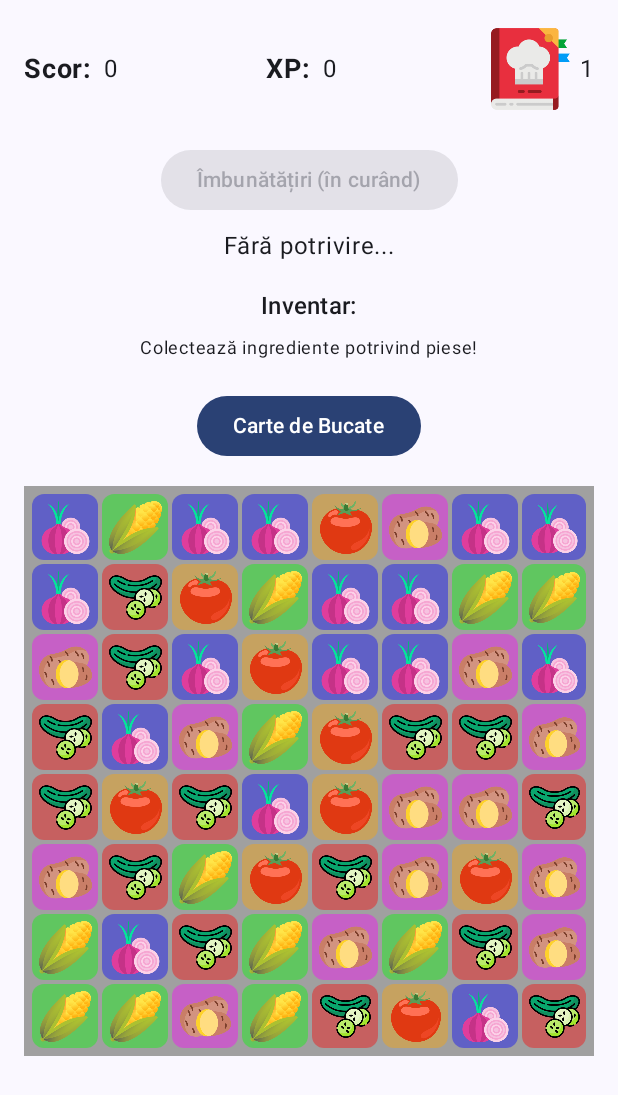
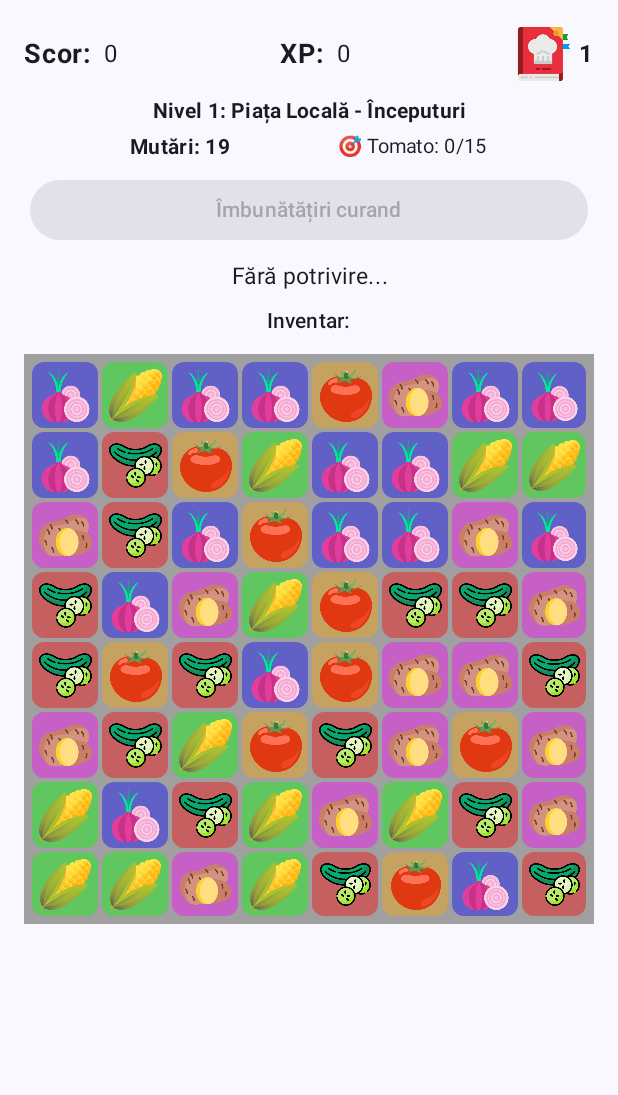
Before and after one commit to nycol332/Match3PuzzleGameCompose, an Android app built with Jetpack Compose: the composable Match3GameApp shown on its own in the app's theme, after a tap on "Cucumber", on a phone screen of 412 x 824 dp. Shown: the top 1095 px of the screen. Run offline under Robolectric (Android 15) with nearby library versions, the phone set to English and light mode, and no system bars; 1 other tap on this screen came first.

Commit message:
The connection between achieving goals (recipes) and increasing the level

```diff
--- a/app/src/main/java/com/example/match3puzzlegame/MainActivity.kt
+++ b/app/src/main/java/com/example/match3puzzlegame/MainActivity.kt
@@ -44,7 +44,8 @@
 import android.content.Context // Pentru a accesa resursele
 import android.media.MediaPlayer // Pentru redare audio
 import androidx.compose.ui.platform.LocalContext // Pentru a obține contextul în Composable
-
+import androidx.compose.foundation.rememberScrollState // Pentru starea scroll-ului
+import androidx.compose.foundation.verticalScroll // Pentru modifier-ul de scroll
 
 
 
@@ -443,7 +444,7 @@
     }
 
 
-    fun checkLevelEndCondition() {
+    fun checkLevelEndCondition(progressToCheck: Map<LevelObjective, Int> = objectiveProgress) {
         if (gameState != "Playing") return // Nu verifica dacă jocul s-a terminat deja
 
         if (currentLevelData == null) {
@@ -451,13 +452,31 @@
             return
         }
 
+        // --- LOG ÎNCEPUT VERIFICARE ---
+        Log.d(TAG, "--- Checking Level End Condition for Level ${currentLevelData.levelId} ---")
+        // --- LOG STARE PROGRES ACTUAL ---
+        Log.d(TAG, "Checking with Progress State: $progressToCheck")
+
         // Verifică dacă TOATE obiectivele sunt îndeplinite
-        val allObjectivesMet = currentLevelData.objectives.all { objective ->
-            val progress = objectiveProgress[objective] ?: 0
-            progress >= objective.targetQuantity
+        var allMet = true // Presupunem adevărat inițial
+        currentLevelData.objectives.forEach { objective -> // Iterează prin fiecare obiectiv al nivelului
+            val progress = progressToCheck[objective] ?: 0
+            val target = objective.targetQuantity
+            val isMet = progress >= target
+            Log.d(
+                TAG,
+                "Checking Objective: Type=${objective.type}, TargetID=${objective.targetId}, TargetQty=$target, CurrentProgress=$progress, IsMet=$isMet"
+            )
+            if (!isMet) {
+                allMet = false
+            }
         }
 
-        if (allObjectivesMet) {
+        // --- LOG REZULTAT FINAL VERIFICARE OBIECTIVE ---
+        Log.d(TAG, "Final check: All Objectives Met = $allMet")
+
+        // --- Restul logicii (rămâne la fel, dar acum știm sigur valoarea lui allMet) ---
+        if (allMet) {
             // --- CONDIȚIE DE VICTORIE ---
             Log.i(TAG, "Level ${currentLevelData.levelId} WON!")
             gameState = "Won"
@@ -465,26 +484,17 @@
             // --- Deblochează Rețete ---
             val newlyUnlockedRecipes = mutableListOf<String>()
             currentLevelData.unlocksRecipeIds.forEach { recipeId ->
-
-                Log.d(TAG, "Checking unlock for Recipe ID: $recipeId")
-
-                // Verifică dacă rețeta NU este deja în lista availableRecipes
+                Log.d(TAG, "Checking unlock for Recipe ID: $recipeId") // Log existent, e ok
                 if (availableRecipes.none { it.id == recipeId }) {
-
-                    Log.d(TAG, "Recipe ID $recipeId is NOT already available.")
-
-                    // Găsește rețeta completă în lista globală
+                    Log.d(TAG, "Recipe ID $recipeId is NOT already available.") // Log existent, e ok
                     allPossibleRecipes.find { it.id == recipeId }?.let { recipeToAdd ->
-                        Log.d(TAG, "Found recipe to add: ${recipeToAdd.name}")
-                        // Adaugă la lista de stare (important: creăm o listă NOUĂ pentru a trigera recompoziția)
+                        Log.d(TAG, "Found recipe to add: ${recipeToAdd.name}") // Log existent, e ok
                         availableRecipes = (availableRecipes + recipeToAdd).toMutableList()
                         newlyUnlockedRecipes.add(recipeToAdd.name)
-                        Log.i(TAG, "Unlocked recipe: ${recipeToAdd.name}. New available list size: ${availableRecipes.size}")
-
-                    }
-                        ?: Log.w(TAG, "Recipe ID $recipeId to unlock not found in allPossibleRecipes!")
+                        Log.i(TAG, "Unlocked recipe: ${recipeToAdd.name}. New available list size: ${availableRecipes.size}") // Log existent, e ok
+                    } ?: Log.w(TAG, "Recipe ID $recipeId to unlock not found in allPossibleRecipes!") // Log existent, e ok
                 } else {
-                    Log.d(TAG, "Recipe ID $recipeId IS already available. Skipping.") // LOG NOU
+                    Log.d(TAG, "Recipe ID $recipeId IS already available. Skipping.") // Log existent, e ok
                 }
             }
 
@@ -492,19 +502,20 @@
             if (newlyUnlockedRecipes.isNotEmpty()) {
                 winMessage += "\nRețete noi: ${newlyUnlockedRecipes.joinToString()}"
             }
-            feedbackMessage = winMessage
-            playSound(context, R.raw.win) // ---  Redă sunetul de victorie ---
-            feedbackMessage = "Nivel ${currentLevelData.levelId} Terminat!"
+            feedbackMessage = winMessage // Setează mesajul de victorie
+            playSound(context, R.raw.win) // Redă sunetul de victorie
+
         } else if (movesLeft <= 0) {
             // --- CONDIȚIE DE ÎNFRÂNGERE ---
             Log.i(TAG, "Level ${currentLevelData.levelId} LOST! No moves left.")
             gameState = "Lost"
-            playSound(context, R.raw.lost) // --- Redă sunetul de înfrângere ---
+            playSound(context, R.raw.lost) // Redă sunetul de înfrângere
             feedbackMessage = "Ai rămas fără mutări! Reîncearcă!"
-            // TODO: Afișează un dialog/ecran de înfrângere cu opțiune de Retry
+
         } else {
             // --- Nivelul Continuă ---
-            Log.d(TAG, "Level continues. Moves left: $movesLeft. Objectives met: $allObjectivesMet")
+            // Am eliminat logul de aici pentru că îl avem mai sus ("Final check: All Objectives Met = false")
+            // Log.d(TAG, "Level continues. Moves left: $movesLeft. Objectives met: $allMet")
         }
     }
 
@@ -784,33 +795,21 @@
         playerXP += xpGained
         Log.d(TAG, "Gained $xpGained XP. Total XP: $playerXP")
 
-        feedbackMessage = "Ai gătit ${recipe.name}! +$xpGained XP" // Mesaj actualizat
+        val updatedProgress = objectiveProgress.toMutableMap() // Copie curentă
+        currentLevelData?.objectives?.forEach { objective ->
+            if (objective.type == ObjectiveType.COOK_RECIPES && objective.targetId == recipe.id) {
+                val currentProg = updatedProgress[objective] ?: 0
+                updatedProgress[objective] = (currentProg + 1).coerceAtMost(objective.targetQuantity)
+                Log.d(TAG, "Cook objective progress for ${recipe.name}: ${updatedProgress[objective]}/${objective.targetQuantity}")
+            }
+        }
+        objectiveProgress = updatedProgress
+
+        feedbackMessage = "Ai gătit ${recipe.name}! +$xpGained XP"
         selectedRecipeToShow = null
-        checkLevelEndCondition()
 
-//        // ---  Actualizează progresul pentru obiectivele de gătit ---
-//        val updatedProgress = objectiveProgress.toMutableMap()
-//        currentLevelData?.objectives?.forEach { objective ->
-//            if (objective.type == ObjectiveType.COOK_RECIPES && objective.targetId == recipe.id) {
-//                val currentProg = updatedProgress[objective] ?: 0
-//                // Incrementează progresul, limitat la țintă
-//                updatedProgress[objective] =
-//                    (currentProg + 1).coerceAtMost(objective.targetQuantity)
-//                Log.d(
-//                    TAG,
-//                    "Cook objective progress for ${recipe.name}: ${updatedProgress[objective]}/${objective.targetQuantity}"
-//                )
-//            }
-//        }
-//        objectiveProgress = updatedProgress // Aplică actualizările
-
-//        feedbackMessage = "Ai gătit ${recipe.name} cu succes! Delicios!"
-//        selectedRecipeToShow = null
-
-        // ---  Verifică finalul nivelului DUPĂ gătit ---
-//        checkLevelEndCondition()
-
-        // TODO: Adaugă aici recompense reale (XP, monedă, etc.)
+        // --- *MODIFICAT* Apelează verificarea CU progresul actualizat ---
+        checkLevelEndCondition(updatedProgress) // Pasează map-ul actualizat
     }
 
 
@@ -826,6 +825,7 @@
             movesLeft = levelData.maxMoves // Folosește levelData obținut local
             Log.d(TAG, "movesLeft reset to: ${levelData.maxMoves}")
             objectiveProgress = levelData.objectives.associateWith { 0 }
+            inventory = emptyMap()
             // ... restul resetărilor ...
             score = 0
             gameState = "Playing"
@@ -996,10 +996,15 @@
     onNextLevel: () -> Unit
 ) {
     val context = LocalContext.current // Obține context
-    Column(
-        modifier = Modifier.fillMaxSize().systemBarsPadding().padding(16.dp),
+
+    Column( // Containerul principal
+        modifier = Modifier
+            .fillMaxSize()
+            .systemBarsPadding() // Padding pentru barele sistemului
+            .padding(16.dp), // Padding general
         horizontalAlignment = Alignment.CenterHorizontally
     ) {
+
         // --- Afișare Stare Joc (Victorie/Înfrângere) ---
         if (gameState == "Won") {
             Button(onClick = {
@@ -1014,108 +1019,122 @@
             }) { Text("Reîncearcă Nivelul") }
         }
 
-        // --- Afișaj Scor ---
+        // --- Rând Superior: Scor, XP, Rețete ---
         Row(
             modifier = Modifier.fillMaxWidth(),
-            horizontalArrangement = Arrangement.SpaceBetween, // Aliniază la capete
+            horizontalArrangement = Arrangement.SpaceBetween,
             verticalAlignment = Alignment.CenterVertically
         ) {
-            Row(verticalAlignment = Alignment.CenterVertically) { // Grup Scor
+            // Grup Scor
+            Row(verticalAlignment = Alignment.CenterVertically) {
                 Text("Scor:", fontSize = 18.sp, fontWeight = FontWeight.Bold)
                 Spacer(modifier = Modifier.width(8.dp))
-                Text(score.toString(), /* ... stil ... */)
-            }
-            Row(verticalAlignment = Alignment.CenterVertically) { // Grup XP
+                Text(score.toString(), /* ... stil ... */) }
+            // Grup XP
+            Row(verticalAlignment = Alignment.CenterVertically) {
                 Text("XP:", fontSize = 18.sp, fontWeight = FontWeight.Bold)
                 Spacer(modifier = Modifier.width(8.dp))
-                Text(playerXP.toString(), /* ... stil ... */)
-            }
-            // Opcional: Poți adăuga și numărul de rețete aici
-            Row(verticalAlignment = Alignment.CenterVertically) {
-                Image(painterResource(id = R.drawable.carte), contentDescription = "Rețete", modifier = Modifier.size(60.dp)) // Adaugă o iconiță de carte
+                Text(playerXP.toString(), /* ... stil ... */) }
+            // Grup Rețete (cu iconiță)
+            Row(
+                verticalAlignment = Alignment.CenterVertically,
+                modifier = Modifier.clickable { onShowRecipeBook() } // Aplică clickable AICI
+            ) {
+                Image(
+                    painter = painterResource(id = R.drawable.carte), // Folosește ID-ul corect
+                    contentDescription = "Rețete (${availableRecipesCount})", // Descriere mai bună
+                    modifier = Modifier.size(40.dp), // Poate puțin mai mare?
+                )
                 Spacer(modifier = Modifier.width(4.dp))
-                Text(availableRecipesCount.toString(), /* ... stil ... */)
-            }
-        }
-        Spacer(modifier = Modifier.height(10.dp))
-
-        // --- Afișaj Info Nivel ---
-        if (currentLevelData != null && gameState == "Playing") {
-            Column(horizontalAlignment = Alignment.CenterHorizontally) { /* ... Afișează nume, mutări, obiective ... */ }
-            Spacer(modifier = Modifier.height(10.dp))
-        }
-
-        // --- Buton Meta ---
-        Button(onClick = {
-            playSound(context, R.raw.click) // Sunet click UI !!!
-            onMetaButtonClick()
-        }, enabled = false) { Text("Îmbunătățiri (în curând)") }
-        Spacer(modifier = Modifier.height(8.dp))
-
-        // --- Mesaj Feedback ---
-        Text(text = feedbackMessage, /* ... stil ... */ )
-        Spacer(modifier = Modifier.height(16.dp))
-
-        // --- Afișaj Inventar ---
-        Text("Inventar:", style = MaterialTheme.typography.titleMedium)
-        Spacer(modifier = Modifier.height(4.dp))
-        Row(
-            modifier = Modifier
-                .fillMaxWidth()
-                .padding(horizontal = 8.dp),
-            horizontalArrangement = Arrangement.SpaceEvenly // Distribuie spațiul sau folosește Arrangement.Start
-        ) {
-            if (inventory.isEmpty()) {
-                Text("Colectează ingrediente potrivind piese!", fontSize = 12.sp)
-            } else {
-                // Sortează intrările după ID-ul ingredientului pentru consistență
-                inventory.entries.sortedBy { it.key }.forEach { (ingredientId, quantity) ->
-                    Column(
-                        horizontalAlignment = Alignment.CenterHorizontally,
-                        modifier = Modifier.padding(horizontal = 4.dp) // Adaugă puțin spațiu orizontal
-                    ) {
-                        // Afișează imaginea ingredientului
-                        val drawableResId = tileDrawables[ingredientId]
-                        if (drawableResId != null) {
-                            Image(
-                                painter = painterResource(id = drawableResId),
-                                contentDescription = getIngredientName(ingredientId),
-                                modifier = Modifier.size(32.dp) // Dimensiunea iconiței din inventar
-                            )
-                        } else {
-                            // Fallback: Cerc colorat
-                            Box(
-                                Modifier
-                                    .size(24.dp)
-                                    .background(tileColors[ingredientId] ?: Color.Gray, CircleShape)
-                            )
-                        }
-                        // Afișează cantitatea
                 Text(
-                            text = quantity.toString(),
-                            fontSize = 14.sp,
+                    text = availableRecipesCount.toString(),
+                    style = MaterialTheme.typography.bodyLarge, // Ajustează stilul dacă vrei
                     fontWeight = FontWeight.Bold
-                        )
-                        // Opcional: Afișează numele ingredientului
-                        Text(
-                            text = getIngredientName(ingredientId),
-                            fontSize = 10.sp
                 )
             }
         }
+        // --- *REDUCE* Spațiul după rândul superior ---
+        Spacer(modifier = Modifier.height(8.dp))
+
+        // --- Rând Info Nivel: Mutări și Obiective Compacte ---
+        if (currentLevelData != null && gameState == "Playing") {
+            Column(horizontalAlignment = Alignment.CenterHorizontally) {
+                // Nume Nivel
+                Text(
+                    text = "Nivel ${currentLevelData.levelId}: ${currentLevelData.name}",
+                    style = MaterialTheme.typography.titleSmall, // Font mai mic
+                    fontWeight = FontWeight.Bold,
+                    textAlign = TextAlign.Center
+                )
+                Spacer(modifier = Modifier.height(4.dp))
+
+                // Rând pentru Mutări și Obiective Principale
+                Row(
+                    modifier = Modifier.fillMaxWidth(),
+                    horizontalArrangement = Arrangement.SpaceEvenly, // Sau SpaceBetween
+                    verticalAlignment = Alignment.CenterVertically
+                ) {
+                    // Mutări Rămase
+                    Text(
+                        text = "Mutări: $movesLeft",
+                        style = MaterialTheme.typography.bodyMedium, // Font normal
+                        fontWeight = FontWeight.Bold,
+                        color = if (movesLeft <= 5 && movesLeft > 0) Color.Red else MaterialTheme.colorScheme.onSurface
+                    )
+
+                    // --- Afișare Obiective MAI COMPACTĂ ---
+                    // Afișăm doar 1-2 obiective principale sau folosim iconițe
+                    // Exemplu: Afișează doar PRIMUL obiectiv neîndeplinit
+                    val firstUnmetObjective = currentLevelData.objectives.firstOrNull { (objectiveProgress[it] ?: 0) < it.targetQuantity }
+                    if (firstUnmetObjective != null) {
+                        val progress = objectiveProgress[firstUnmetObjective] ?: 0
+                        val objectiveText = formatObjective(firstUnmetObjective, progress, score) // Folosim o funcție helper
+                        Text(
+                            text = "🎯 $objectiveText", // Folosim emoji sau iconiță
+                            style = MaterialTheme.typography.bodyMedium,
+                            fontSize = 13.sp // Font puțin mai mic
+                        )
+                    } else if (currentLevelData.objectives.isNotEmpty()) {
+                        // Toate obiectivele sunt îndeplinite (dar jocul nu s-a terminat încă?)
+                        Text("✅ Obiective OK!", fontSize = 13.sp, color = Color.Gray)
+                    }
+                    // TODO: Poți adăuga un mic indicator dacă sunt MAI MULTE obiective
                 }
             }
-        Spacer(modifier = Modifier.height(16.dp))
+            // --- *REDUCE/ELIMINĂ* Spațiul aici ---
+            Spacer(modifier = Modifier.height(8.dp))
+        }
 
-        // --- Buton Carte Bucate ---
-        Button(onClick = {
-            playSound(context, R.raw.click) // !!! Sunet click UI !!!
-            onShowRecipeBook()
-        }) { Text("Carte de Bucate") }
-        Spacer(modifier = Modifier.height(16.dp))
+        // --- Rând Butoane (Meta & Carte Bucate) ---
+        Row(
+            modifier = Modifier.fillMaxWidth(),
+            horizontalArrangement = Arrangement.SpaceEvenly
+        ) {
+            Button(onClick = onMetaButtonClick, enabled = false, modifier = Modifier.weight(1f).padding(horizontal = 4.dp)) { Text("Îmbunătățiri curand") } // Text mai scurt
+
+        }
+        // --- *REDUCE* Spațiul ---
+        Spacer(modifier = Modifier.height(8.dp))
+
+        // --- Mesaj Feedback (poate font mai mic?) ---
+        Text(text = feedbackMessage, textAlign = TextAlign.Center, modifier = Modifier.fillMaxWidth().heightIn(min = 18.dp), fontSize = 15.sp)
+        // --- *REDUCE* Spațiul ---
+        Spacer(modifier = Modifier.height(8.dp))
+
+        // --- Afișaj Inventar (poate mai compact?) ---
+        // Poți reduce dimensiunea iconițelor (ex: 24.dp) sau spațierea în Row-ul inventarului dacă e necesar
+
+        Text("Inventar:", style = MaterialTheme.typography.labelLarge) // Font mai mic
+        Spacer(modifier = Modifier.height(2.dp))
+        Row(modifier = Modifier.fillMaxWidth().padding(horizontal=4.dp), horizontalArrangement = Arrangement.Center) { /* ... cod inventar (poate cu size=24.dp la Image) ... */ }
+        // --- *REDUCE* Spațiul ---
+        Spacer(modifier = Modifier.height(10.dp))
+
 
         // --- Tabla de Joc ---
-        if (gameState == "Playing" || gameState == "Won" || gameState == "Lost") { // Afișăm tabla și dacă s-a terminat, dar nu mai e clickabilă
+        // Folosim weight pentru a împinge tabla în jos, DAR nu prea mult
+        Box(modifier = Modifier.weight(0.8f)) { // Încearcă diferite valori < 1f
+            if (gameState == "Playing" || gameState == "Won" || gameState == "Lost") {
                 GameBoard(
                     board = board,
                     selectedTilePosition = selectedTilePosition,
@@ -1131,6 +1150,29 @@
                     }
                 )
             } else { /* Spacer sau mesaj "Joc Terminat" */ }
+        }
+
+        // Spacer final mic
+        Spacer(modifier = Modifier.height(8.dp))
+    }
+}
+
+
+// --- Funcție Helper pentru Formatare Obiectiv (la nivel de fișier sau în App) ---
+fun formatObjective(objective: LevelObjective, progress: Int, currentScore: Int): String {
+    val target = objective.targetQuantity
+    val currentProgress = when (objective.type) {
+        ObjectiveType.REACH_SCORE -> currentScore.coerceAtMost(target) // Folosim scorul curent
+        else -> progress // Folosim progresul stocat pentru colectare/gătit
+    }.coerceAtMost(target) // Asigurăm că nu depășește ținta
+
+    return when (objective.type) {
+        ObjectiveType.COLLECT_INGREDIENTS -> "${getIngredientName(objective.targetId)}: $currentProgress/$target"
+        ObjectiveType.COOK_RECIPES -> {
+            val recipeName = allPossibleRecipes.find { it.id == objective.targetId }?.name ?: "Rețetă ${objective.targetId}"
+            "$recipeName: $currentProgress/$target"
+        }
+        ObjectiveType.REACH_SCORE -> "Scor: $currentProgress/$target"
     }
 }
 
```
Lines whose indentation alone changed are shown as unchanged.
